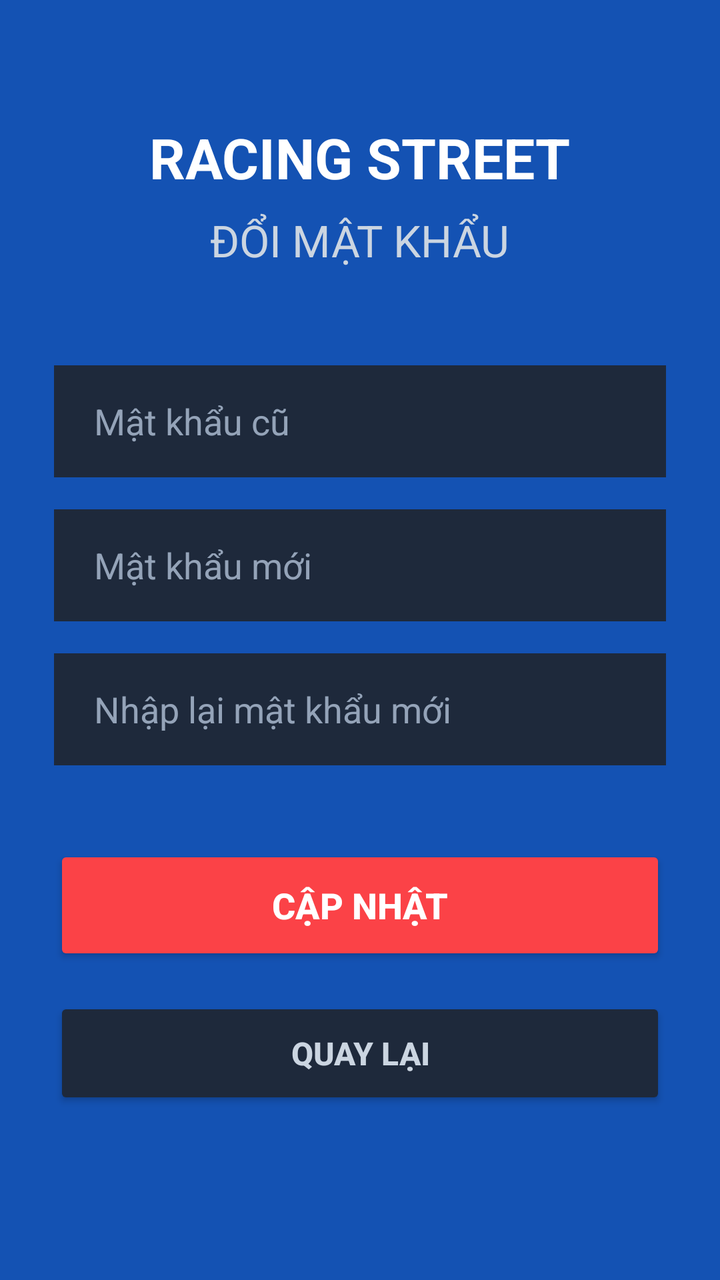
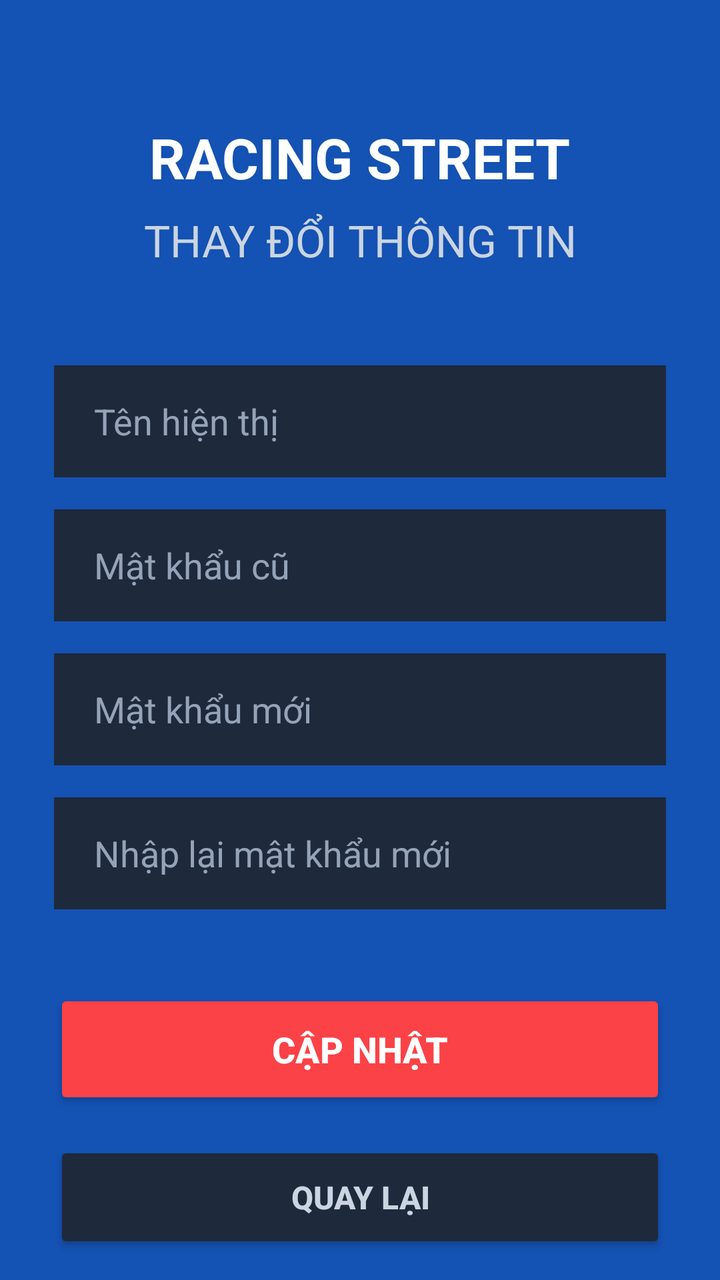

An Android layout rendered at two revisions. The XML below is the earlier revision; the diff shows what the commit changed to produce the second picture.
<!-- AndroidManifest.xml: application theme Theme.Game -->
<!-- res/layout/activity_change_password.xml -->
<?xml version="1.0" encoding="utf-8"?>
<androidx.constraintlayout.widget.ConstraintLayout xmlns:android="http://schemas.android.com/apk/res/android"
    xmlns:app="http://schemas.android.com/apk/res-auto"
    xmlns:tools="http://schemas.android.com/tools"
    android:id="@+id/main"
    android:layout_width="match_parent"
    android:layout_height="match_parent"
    android:background="#1452B3"
    tools:context=".MainMenu.settingLayout">

    <TextView
        android:id="@+id/textViewTitle"
        android:layout_width="wrap_content"
        android:layout_height="wrap_content"
        android:layout_marginTop="60dp"
        android:text="RACING STREET"
        android:textColor="#FFFFFF"
        android:textSize="28sp"
        android:textStyle="bold"
        app:layout_constraintEnd_toEndOf="parent"
        app:layout_constraintStart_toStartOf="parent"
        app:layout_constraintTop_toTopOf="parent" />

    <TextView
        android:id="@+id/tvSubTitle"
        android:layout_width="wrap_content"
        android:layout_height="wrap_content"
        android:layout_marginTop="8dp"
        android:text="ĐỔI MẬT KHẨU"
        android:textColor="#CBD5E1"
        android:textSize="22sp"
        app:layout_constraintEnd_toEndOf="parent"
        app:layout_constraintStart_toStartOf="parent"
        app:layout_constraintTop_toBottomOf="@+id/textViewTitle" />

    <EditText
        android:id="@+id/txtOldPass"
        android:layout_width="0dp"
        android:layout_height="56dp"
        android:layout_marginTop="48dp"
        android:background="#1E293B"
        android:hint="Mật khẩu cũ"
        android:inputType="textPassword"
        android:paddingHorizontal="20dp"
        android:textColor="#FFFFFF"
        android:textColorHint="#94A3B8"
        app:layout_constraintEnd_toEndOf="parent"
        app:layout_constraintStart_toStartOf="parent"
        app:layout_constraintTop_toBottomOf="@+id/tvSubTitle"
        app:layout_constraintWidth_percent="0.85" />

    <EditText
        android:id="@+id/txtNewPass"
        android:layout_width="0dp"
        android:layout_height="56dp"
        android:layout_marginTop="16dp"
        android:background="#1E293B"
        android:hint="Mật khẩu mới"
        android:inputType="textPassword"
        android:paddingHorizontal="20dp"
        android:textColor="#FFFFFF"
        android:textColorHint="#94A3B8"
        app:layout_constraintEnd_toEndOf="parent"
        app:layout_constraintStart_toStartOf="parent"
        app:layout_constraintTop_toBottomOf="@+id/txtOldPass"
        app:layout_constraintWidth_percent="0.85" />

    <EditText
        android:id="@+id/txtConfirmPass"
        android:layout_width="0dp"
        android:layout_height="56dp"
        android:layout_marginTop="16dp"
        android:background="#1E293B"
        android:hint="Nhập lại mật khẩu mới"
        android:inputType="textPassword"
        android:paddingHorizontal="20dp"
        android:textColor="#FFFFFF"
        android:textColorHint="#94A3B8"
        app:layout_constraintEnd_toEndOf="parent"
        app:layout_constraintStart_toStartOf="parent"
        app:layout_constraintTop_toBottomOf="@+id/txtNewPass"
        app:layout_constraintWidth_percent="0.85" />

    <Button
        android:id="@+id/btnUpdatePass"
        android:layout_width="0dp"
        android:layout_height="60dp"
        android:layout_marginTop="40dp"
        android:backgroundTint="#FB4247"
        android:text="CẬP NHẬT"
        android:textColor="#FFFFFF"
        android:textSize="18sp"
        android:textStyle="bold"
        app:layout_constraintEnd_toEndOf="parent"
        app:layout_constraintStart_toStartOf="parent"
        app:layout_constraintTop_toBottomOf="@+id/txtConfirmPass"
        app:layout_constraintWidth_percent="0.85" />

    <Button
        android:id="@+id/btnBackFromChange"
        android:layout_width="0dp"
        android:layout_height="56dp"
        android:layout_marginTop="16dp"
        android:backgroundTint="#1E293B"
        android:text="QUAY LẠI"
        android:textColor="#CBD5E1"
        android:textSize="16sp"
        android:textStyle="bold"
        app:layout_constraintEnd_toEndOf="parent"
        app:layout_constraintStart_toStartOf="parent"
        app:layout_constraintTop_toBottomOf="@+id/btnUpdatePass"
        app:layout_constraintWidth_percent="0.85" />

</androidx.constraintlayout.widget.ConstraintLayout>
<!-- resources referenced by this layout -->
<resources>
  <style name="Theme.Game" parent="Base.Theme.Game" />
  <style name="Base.Theme.Game" parent="Theme.Material3.DayNight.NoActionBar">
          
          
      </style>
</resources>

<!-- the commit's change to res/layout/activity_change_password.xml (unified diff, before → after) -->
@@ -26,7 +26,7 @@
         android:layout_width="wrap_content"
         android:layout_height="wrap_content"
         android:layout_marginTop="8dp"
-        android:text="ĐỔI MẬT KHẨU"
+        android:text="THAY ĐỔI THÔNG TIN"
         android:textColor="#CBD5E1"
         android:textSize="22sp"
         app:layout_constraintEnd_toEndOf="parent"
@@ -34,10 +34,29 @@
         app:layout_constraintTop_toBottomOf="@+id/textViewTitle" />
 
     <EditText
+        android:id="@+id/txtChangeFullname"
+        android:layout_width="0dp"
+        android:layout_height="56dp"
+        android:layout_marginTop="48dp"
+        android:background="#1E293B"
+        android:hint="Tên hiện thị"
+        android:inputType="textPassword"
+        android:paddingHorizontal="20dp"
+        android:textColor="#FFFFFF"
+        android:textColorHint="#94A3B8"
+        app:layout_constraintEnd_toEndOf="parent"
+        app:layout_constraintStart_toStartOf="parent"
+
+        app:layout_constraintTop_toBottomOf="@+id/tvSubTitle"
+        app:layout_constraintWidth_percent="0.85" />
+
+
+
+    <EditText
         android:id="@+id/txtOldPass"
         android:layout_width="0dp"
         android:layout_height="56dp"
-        android:layout_marginTop="48dp"
+        android:layout_marginTop="16dp"
         android:background="#1E293B"
         android:hint="Mật khẩu cũ"
         android:inputType="textPassword"
@@ -46,7 +65,7 @@
         android:textColorHint="#94A3B8"
         app:layout_constraintEnd_toEndOf="parent"
         app:layout_constraintStart_toStartOf="parent"
-        app:layout_constraintTop_toBottomOf="@+id/tvSubTitle"
+        app:layout_constraintTop_toBottomOf="@+id/txtChangeFullname"
         app:layout_constraintWidth_percent="0.85" />
 
     <EditText
